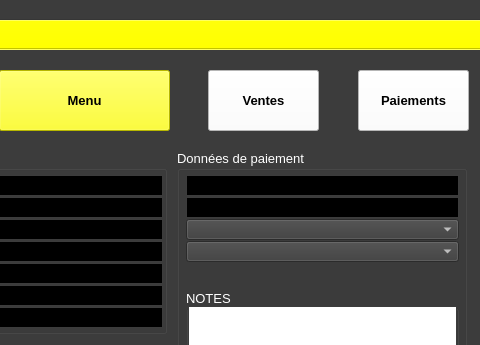
xnoumbissinoundou/yeroth-erp-3.0, file ui/yeroth-erp-payer-compte-client-window.ui: the form before one commit; both pictures show x 319 to 799 and y 0 to 345 of the 799 by 601 pixel window.
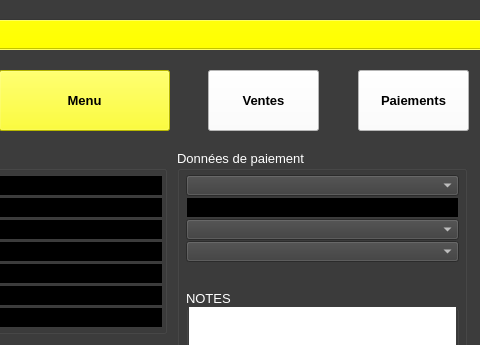
The form after the commit. Icons and pictures are not drawn. Custom widgets are drawn as their Qt base class.

Commit message: On branch master 	modified:   src/widgets/yeroth-erp-combo-box.cpp 	modified:   src/widgets/yeroth-erp-combo-box.hpp 	modified:   src/windows/yeroth-erp-payer-compte-client-window.cpp 	modified:   ui/yeroth-erp-payer-compte-client-window.ui

Patch:
```diff
--- a/ui/yeroth-erp-payer-compte-client-window.ui
+++ b/ui/yeroth-erp-payer-compte-client-window.ui
@@ -2184,494 +2184,6 @@
     <property name="title">
      <string>Données de paiement</string>
     </property>
-    <widget class="YerothLineEdit" name="lineEdit_comptes_clients_reference">
-     <property name="geometry">
-      <rect>
-       <x>9</x>
-       <y>25</y>
-       <width>273</width>
-       <height>21</height>
-      </rect>
-     </property>
-     <property name="palette">
-      <palette>
-       <active>
-        <colorrole role="WindowText">
-         <brush brushstyle="SolidPattern">
-          <color alpha="255">
-           <red>255</red>
-           <green>255</green>
-           <blue>255</blue>
-          </color>
-         </brush>
-        </colorrole>
-        <colorrole role="Button">
-         <brush brushstyle="SolidPattern">
-          <color alpha="255">
-           <red>0</red>
-           <green>0</green>
-           <blue>0</blue>
-          </color>
-         </brush>
-        </colorrole>
-        <colorrole role="Light">
-         <brush brushstyle="SolidPattern">
-          <color alpha="255">
-           <red>70</red>
-           <green>100</green>
-           <blue>100</blue>
-          </color>
-         </brush>
-        </colorrole>
-        <colorrole role="Midlight">
-         <brush brushstyle="SolidPattern">
-          <color alpha="255">
-           <red>58</red>
-           <green>83</green>
-           <blue>83</blue>
-          </color>
-         </brush>
-        </colorrole>
-        <colorrole role="Dark">
-         <brush brushstyle="SolidPattern">
-          <color alpha="255">
-           <red>23</red>
-           <green>33</green>
-           <blue>33</blue>
-          </color>
-         </brush>
-        </colorrole>
-        <colorrole role="Mid">
-         <brush brushstyle="SolidPattern">
-          <color alpha="255">
-           <red>31</red>
-           <green>44</green>
-           <blue>44</blue>
-          </color>
-         </brush>
-        </colorrole>
-        <colorrole role="Text">
-         <brush brushstyle="SolidPattern">
-          <color alpha="255">
-           <red>255</red>
-           <green>255</green>
-           <blue>255</blue>
-          </color>
-         </brush>
-        </colorrole>
-        <colorrole role="BrightText">
-         <brush brushstyle="SolidPattern">
-          <color alpha="255">
-           <red>255</red>
-           <green>255</green>
-           <blue>255</blue>
-          </color>
-         </brush>
-        </colorrole>
-        <colorrole role="ButtonText">
-         <brush brushstyle="SolidPattern">
-          <color alpha="255">
-           <red>255</red>
-           <green>255</green>
-           <blue>255</blue>
-          </color>
-         </brush>
-        </colorrole>
-        <colorrole role="Base">
-         <brush brushstyle="SolidPattern">
-          <color alpha="255">
-           <red>0</red>
-           <green>0</green>
-           <blue>0</blue>
-          </color>
-         </brush>
-        </colorrole>
-        <colorrole role="Window">
-         <brush brushstyle="SolidPattern">
-          <color alpha="255">
-           <red>0</red>
-           <green>0</green>
-           <blue>0</blue>
-          </color>
-         </brush>
-        </colorrole>
-        <colorrole role="Shadow">
-         <brush brushstyle="SolidPattern">
-          <color alpha="255">
-           <red>0</red>
-           <green>0</green>
-           <blue>0</blue>
-          </color>
-         </brush>
-        </colorrole>
-        <colorrole role="Highlight">
-         <brush brushstyle="SolidPattern">
-          <color alpha="255">
-           <red>0</red>
-           <green>0</green>
-           <blue>0</blue>
-          </color>
-         </brush>
-        </colorrole>
-        <colorrole role="HighlightedText">
-         <brush brushstyle="SolidPattern">
-          <color alpha="255">
-           <red>2</red>
-           <green>160</green>
-           <blue>70</blue>
-          </color>
-         </brush>
-        </colorrole>
-        <colorrole role="AlternateBase">
-         <brush brushstyle="SolidPattern">
-          <color alpha="255">
-           <red>23</red>
-           <green>33</green>
-           <blue>33</blue>
-          </color>
-         </brush>
-        </colorrole>
-        <colorrole role="ToolTipBase">
-         <brush brushstyle="SolidPattern">
-          <color alpha="255">
-           <red>255</red>
-           <green>255</green>
-           <blue>220</blue>
-          </color>
-         </brush>
-        </colorrole>
-        <colorrole role="ToolTipText">
-         <brush brushstyle="SolidPattern">
-          <color alpha="255">
-           <red>0</red>
-           <green>0</green>
-           <blue>0</blue>
-          </color>
-         </brush>
-        </colorrole>
-       </active>
-       <inactive>
-        <colorrole role="WindowText">
-         <brush brushstyle="SolidPattern">
-          <color alpha="255">
-           <red>255</red>
-           <green>255</green>
-           <blue>255</blue>
-          </color>
-         </brush>
-        </colorrole>
-        <colorrole role="Button">
-         <brush brushstyle="SolidPattern">
-          <color alpha="255">
-           <red>0</red>
-           <green>0</green>
-           <blue>0</blue>
-          </color>
-         </brush>
-        </colorrole>
-        <colorrole role="Light">
-         <brush brushstyle="SolidPattern">
-          <color alpha="255">
-           <red>70</red>
-           <green>100</green>
-           <blue>100</blue>
-          </color>
-         </brush>
-        </colorrole>
-        <colorrole role="Midlight">
-         <brush brushstyle="SolidPattern">
-          <color alpha="255">
-           <red>58</red>
-           <green>83</green>
-           <blue>83</blue>
-          </color>
-         </brush>
-        </colorrole>
-        <colorrole role="Dark">
-         <brush brushstyle="SolidPattern">
-          <color alpha="255">
-           <red>23</red>
-           <green>33</green>
-           <blue>33</blue>
-          </color>
-         </brush>
-        </colorrole>
-        <colorrole role="Mid">
-         <brush brushstyle="SolidPattern">
-          <color alpha="255">
-           <red>31</red>
-           <green>44</green>
-           <blue>44</blue>
-          </color>
-         </brush>
-        </colorrole>
-        <colorrole role="Text">
-         <brush brushstyle="SolidPattern">
-          <color alpha="255">
-           <red>255</red>
-           <green>255</green>
-           <blue>255</blue>
-          </color>
-         </brush>
-        </colorrole>
-        <colorrole role="BrightText">
-         <brush brushstyle="SolidPattern">
-          <color alpha="255">
-           <red>255</red>
-           <green>255</green>
-           <blue>255</blue>
-          </color>
-         </brush>
-        </colorrole>
-        <colorrole role="ButtonText">
-         <brush brushstyle="SolidPattern">
-          <color alpha="255">
-           <red>255</red>
-           <green>255</green>
-           <blue>255</blue>
-          </color>
-         </brush>
-        </colorrole>
-        <colorrole role="Base">
-         <brush brushstyle="SolidPattern">
-          <color alpha="255">
-           <red>0</red>
-           <green>0</green>
-           <blue>0</blue>
-          </color>
-         </brush>
-        </colorrole>
-        <colorrole role="Window">
-         <brush brushstyle="SolidPattern">
-          <color alpha="255">
-           <red>0</red>
-           <green>0</green>
-           <blue>0</blue>
-          </color>
-         </brush>
-        </colorrole>
-        <colorrole role="Shadow">
-         <brush brushstyle="SolidPattern">
-          <color alpha="255">
-           <red>0</red>
-           <green>0</green>
-           <blue>0</blue>
-          </color>
-         </brush>
-        </colorrole>
-        <colorrole role="Highlight">
-         <brush brushstyle="SolidPattern">
-          <color alpha="255">
-           <red>0</red>
-           <green>0</green>
-           <blue>0</blue>
-          </color>
-         </brush>
-        </colorrole>
-        <colorrole role="HighlightedText">
-         <brush brushstyle="SolidPattern">
-          <color alpha="255">
-           <red>2</red>
-           <green>160</green>
-           <blue>70</blue>
-          </color>
-         </brush>
-        </colorrole>
-        <colorrole role="AlternateBase">
-         <brush brushstyle="SolidPattern">
-          <color alpha="255">
-           <red>23</red>
-           <green>33</green>
-           <blue>33</blue>
-          </color>
-         </brush>
-        </colorrole>
-        <colorrole role="ToolTipBase">
-         <brush brushstyle="SolidPattern">
-          <color alpha="255">
-           <red>255</red>
-           <green>255</green>
-           <blue>220</blue>
-          </color>
-         </brush>
-        </colorrole>
-        <colorrole role="ToolTipText">
-         <brush brushstyle="SolidPattern">
-          <color alpha="255">
-           <red>0</red>
-           <green>0</green>
-           <blue>0</blue>
-          </color>
-         </brush>
-        </colorrole>
-       </inactive>
-       <disabled>
-        <colorrole role="WindowText">
-         <brush brushstyle="SolidPattern">
-          <color alpha="255">
-           <red>23</red>
-           <green>33</green>
-           <blue>33</blue>
-          </color>
-         </brush>
-        </colorrole>
-        <colorrole role="Button">
-         <brush brushstyle="SolidPattern">
-          <color alpha="255">
-           <red>0</red>
-           <green>0</green>
-           <blue>0</blue>
-          </color>
-         </brush>
-        </colorrole>
-        <colorrole role="Light">
-         <brush brushstyle="SolidPattern">
-          <color alpha="255">
-           <red>70</red>
-           <green>100</green>
-           <blue>100</blue>
-          </color>
-         </brush>
-        </colorrole>
-        <colorrole role="Midlight">
-         <brush brushstyle="SolidPattern">
-          <color alpha="255">
-           <red>58</red>
-           <green>83</green>
-           <blue>83</blue>
-          </color>
-         </brush>
-        </colorrole>
-        <colorrole role="Dark">
-         <brush brushstyle="SolidPattern">
-          <color alpha="255">
-           <red>23</red>
-           <green>33</green>
-           <blue>33</blue>
-          </color>
-         </brush>
-        </colorrole>
-        <colorrole role="Mid">
-         <brush brushstyle="SolidPattern">
-          <color alpha="255">
-           <red>31</red>
-           <green>44</green>
-           <blue>44</blue>
-          </color>
-         </brush>
-        </colorrole>
-        <colorrole role="Text">
-         <brush brushstyle="SolidPattern">
-          <color alpha="255">
-           <red>23</red>
-           <green>33</green>
-           <blue>33</blue>
-          </color>
-         </brush>
-        </colorrole>
-        <colorrole role="BrightText">
-         <brush brushstyle="SolidPattern">
-          <color alpha="255">
-           <red>255</red>
-           <green>255</green>
-           <blue>255</blue>
-          </color>
-         </brush>
-        </colorrole>
-        <colorrole role="ButtonText">
-         <brush brushstyle="SolidPattern">
-          <color alpha="255">
-           <red>23</red>
-           <green>33</green>
-           <blue>33</blue>
-          </color>
-         </brush>
-        </colorrole>
-        <colorrole role="Base">
-         <brush brushstyle="SolidPattern">
-          <color alpha="255">
-           <red>0</red>
-           <green>0</green>
-           <blue>0</blue>
-          </color>
-         </brush>
-        </colorrole>
-        <colorrole role="Window">
-         <brush brushstyle="SolidPattern">
-          <color alpha="255">
-           <red>0</red>
-           <green>0</green>
-           <blue>0</blue>
-          </color>
-         </brush>
-        </colorrole>
-        <colorrole role="Shadow">
-         <brush brushstyle="SolidPattern">
-          <color alpha="255">
-           <red>0</red>
-           <green>0</green>
-           <blue>0</blue>
-          </color>
-         </brush>
-        </colorrole>
-        <colorrole role="Highlight">
-         <brush brushstyle="SolidPattern">
-          <color alpha="255">
-           <red>145</red>
-           <green>141</green>
-           <blue>126</blue>
-          </color>
-         </brush>
-        </colorrole>
-        <colorrole role="HighlightedText">
-         <brush brushstyle="SolidPattern">
-          <color alpha="255">
-           <red>2</red>
-           <green>160</green>
-           <blue>70</blue>
-          </color>
-         </brush>
-        </colorrole>
-        <colorrole role="AlternateBase">
-         <brush brushstyle="SolidPattern">
-          <color alpha="255">
-           <red>47</red>
-           <green>67</green>
-           <blue>67</blue>
-          </color>
-         </brush>
-        </colorrole>
-        <colorrole role="ToolTipBase">
-         <brush brushstyle="SolidPattern">
-          <color alpha="255">
-           <red>255</red>
-           <green>255</green>
-           <blue>220</blue>
-          </color>
-         </brush>
-        </colorrole>
-        <colorrole role="ToolTipText">
-         <brush brushstyle="SolidPattern">
-          <color alpha="255">
-           <red>0</red>
-           <green>0</green>
-           <blue>0</blue>
-          </color>
-         </brush>
-        </colorrole>
-       </disabled>
-      </palette>
-     </property>
-     <property name="font">
-      <font>
-       <pointsize>10</pointsize>
-      </font>
-     </property>
-     <property name="styleSheet">
-      <string notr="true">border: 1px solid rgb(60, 60, 60);
-background-color: rgb(0, 0, 0); </string>
-     </property>
-    </widget>
     <widget class="YerothComboBox" name="comboBox_clients_typedepaiement">
      <property name="geometry">
       <rect>
@@ -5373,6 +4885,438 @@
       </font>
      </property>
     </widget>
+    <widget class="YerothComboBox" name="comboBox_comptes_clients_reference">
+     <property name="geometry">
+      <rect>
+       <x>9</x>
+       <y>25</y>
+       <width>273</width>
+       <height>21</height>
+      </rect>
+     </property>
+     <property name="palette">
+      <palette>
+       <active>
+        <colorrole role="WindowText">
+         <brush brushstyle="SolidPattern">
+          <color alpha="255">
+           <red>255</red>
+           <green>255</green>
+           <blue>255</blue>
+          </color>
+         </brush>
+        </colorrole>
+        <colorrole role="Button">
+         <brush brushstyle="SolidPattern">
+          <color alpha="255">
+           <red>60</red>
+           <green>60</green>
+           <blue>60</blue>
+          </color>
+         </brush>
+        </colorrole>
+        <colorrole role="Light">
+         <brush brushstyle="SolidPattern">
+          <color alpha="255">
+           <red>90</red>
+           <green>90</green>
+           <blue>90</blue>
+          </color>
+         </brush>
+        </colorrole>
+        <colorrole role="Midlight">
+         <brush brushstyle="SolidPattern">
+          <color alpha="255">
+           <red>75</red>
+           <green>75</green>
+           <blue>75</blue>
+          </color>
+         </brush>
+        </colorrole>
+        <colorrole role="Dark">
+         <brush brushstyle="SolidPattern">
+          <color alpha="255">
+           <red>30</red>
+           <green>30</green>
+           <blue>30</blue>
+          </color>
+         </brush>
+        </colorrole>
+        <colorrole role="Mid">
+         <brush brushstyle="SolidPattern">
+          <color alpha="255">
+           <red>40</red>
+           <green>40</green>
+           <blue>40</blue>
+          </color>
+         </brush>
+        </colorrole>
+        <colorrole role="Text">
+         <brush brushstyle="SolidPattern">
+          <color alpha="255">
+           <red>255</red>
+           <green>255</green>
+           <blue>255</blue>
+          </color>
+         </brush>
+        </colorrole>
+        <colorrole role="BrightText">
+         <brush brushstyle="SolidPattern">
+          <color alpha="255">
+           <red>255</red>
+           <green>255</green>
+           <blue>255</blue>
+          </color>
+         </brush>
+        </colorrole>
+        <colorrole role="ButtonText">
+         <brush brushstyle="SolidPattern">
+          <color alpha="255">
+           <red>255</red>
+           <green>255</green>
+           <blue>255</blue>
+          </color>
+         </brush>
+        </colorrole>
+        <colorrole role="Base">
+         <brush brushstyle="SolidPattern">
+          <color alpha="255">
+           <red>0</red>
+           <green>0</green>
+           <blue>0</blue>
+          </color>
+         </brush>
+        </colorrole>
+        <colorrole role="Window">
+         <brush brushstyle="SolidPattern">
+          <color alpha="255">
+           <red>60</red>
+           <green>60</green>
+           <blue>60</blue>
+          </color>
+         </brush>
+        </colorrole>
+        <colorrole role="Shadow">
+         <brush brushstyle="SolidPattern">
+          <color alpha="255">
+           <red>0</red>
+           <green>0</green>
+           <blue>0</blue>
+          </color>
+         </brush>
+        </colorrole>
+        <colorrole role="AlternateBase">
+         <brush brushstyle="SolidPattern">
+          <color alpha="255">
+           <red>30</red>
+           <green>30</green>
+           <blue>30</blue>
+          </color>
+         </brush>
+        </colorrole>
+        <colorrole role="ToolTipBase">
+         <brush brushstyle="SolidPattern">
+          <color alpha="255">
+           <red>255</red>
+           <green>255</green>
+           <blue>220</blue>
+          </color>
+         </brush>
+        </colorrole>
+        <colorrole role="ToolTipText">
+         <brush brushstyle="SolidPattern">
+          <color alpha="255">
+           <red>0</red>
+           <green>0</green>
+           <blue>0</blue>
+          </color>
+         </brush>
+        </colorrole>
+       </active>
+       <inactive>
+        <colorrole role="WindowText">
+         <brush brushstyle="SolidPattern">
+          <color alpha="255">
+           <red>255</red>
+           <green>255</green>
+           <blue>255</blue>
+          </color>
+         </brush>
+        </colorrole>
+        <colorrole role="Button">
+         <brush brushstyle="SolidPattern">
+          <color alpha="255">
+           <red>60</red>
+           <green>60</green>
+           <blue>60</blue>
+          </color>
+         </brush>
+        </colorrole>
+        <colorrole role="Light">
+         <brush brushstyle="SolidPattern">
+          <color alpha="255">
+           <red>90</red>
+           <green>90</green>
+           <blue>90</blue>
+          </color>
+         </brush>
+        </colorrole>
+        <colorrole role="Midlight">
+         <brush brushstyle="SolidPattern">
+          <color alpha="255">
+           <red>75</red>
+           <green>75</green>
+           <blue>75</blue>
+          </color>
+         </brush>
+        </colorrole>
+        <colorrole role="Dark">
+         <brush brushstyle="SolidPattern">
+          <color alpha="255">
+           <red>30</red>
+           <green>30</green>
+           <blue>30</blue>
+          </color>
+         </brush>
+        </colorrole>
+        <colorrole role="Mid">
+         <brush brushstyle="SolidPattern">
+          <color alpha="255">
+           <red>40</red>
+           <green>40</green>
+           <blue>40</blue>
+          </color>
+         </brush>
+        </colorrole>
+        <colorrole role="Text">
+         <brush brushstyle="SolidPattern">
+          <color alpha="255">
+           <red>255</red>
+           <green>255</green>
+           <blue>255</blue>
+          </color>
+         </brush>
+        </colorrole>
+        <colorrole role="BrightText">
+         <brush brushstyle="SolidPattern">
+          <color alpha="255">
+           <red>255</red>
+           <green>255</green>
+           <blue>255</blue>
+          </color>
+         </brush>
+        </colorrole>
+        <colorrole role="ButtonText">
+         <brush brushstyle="SolidPattern">
+          <color alpha="255">
+           <red>255</red>
+           <green>255</green>
+           <blue>255</blue>
+          </color>
+         </brush>
+        </colorrole>
+        <colorrole role="Base">
+         <brush brushstyle="SolidPattern">
+          <color alpha="255">
+           <red>0</red>
+           <green>0</green>
+           <blue>0</blue>
+          </color>
+         </brush>
+        </colorrole>
+        <colorrole role="Window">
+         <brush brushstyle="SolidPattern">
+          <color alpha="255">
+           <red>60</red>
+           <green>60</green>
+           <blue>60</blue>
+          </color>
+         </brush>
+        </colorrole>
+        <colorrole role="Shadow">
+         <brush brushstyle="SolidPattern">
+          <color alpha="255">
+           <red>0</red>
+           <green>0</green>
+           <blue>0</blue>
+          </color>
+         </brush>
+        </colorrole>
+        <colorrole role="AlternateBase">
+         <brush brushstyle="SolidPattern">
+          <color alpha="255">
+           <red>30</red>
+           <green>30</green>
+           <blue>30</blue>
+          </color>
+         </brush>
+        </colorrole>
+        <colorrole role="ToolTipBase">
+         <brush brushstyle="SolidPattern">
+          <color alpha="255">
+           <red>255</red>
+           <green>255</green>
+           <blue>220</blue>
+          </color>
+         </brush>
+        </colorrole>
+        <colorrole role="ToolTipText">
+         <brush brushstyle="SolidPattern">
+          <color alpha="255">
+           <red>0</red>
+           <green>0</green>
+           <blue>0</blue>
+          </color>
+         </brush>
+        </colorrole>
+       </inactive>
+       <disabled>
+        <colorrole role="WindowText">
+         <brush brushstyle="SolidPattern">
+          <color alpha="255">
+           <red>30</red>
+           <green>30</green>
+           <blue>30</blue>
+          </color>
+         </brush>
+        </colorrole>
+        <colorrole role="Button">
+         <brush brushstyle="SolidPattern">
+          <color alpha="255">
+           <red>60</red>
+           <green>60</green>
+           <blue>60</blue>
+          </color>
+         </brush>
+        </colorrole>
+        <colorrole role="Light">
+         <brush brushstyle="SolidPattern">
+          <color alpha="255">
+           <red>90</red>
+           <green>90</green>
+           <blue>90</blue>
+          </color>
+         </brush>
+        </colorrole>
+        <colorrole role="Midlight">
+         <brush brushstyle="SolidPattern">
+          <color alpha="255">
+           <red>75</red>
+           <green>75</green>
+           <blue>75</blue>
+          </color>
+         </brush>
+        </colorrole>
+        <colorrole role="Dark">
+         <brush brushstyle="SolidPattern">
+          <color alpha="255">
+           <red>30</red>
+           <green>30</green>
+           <blue>30</blue>
+          </color>
+         </brush>
+        </colorrole>
+        <colorrole role="Mid">
+         <brush brushstyle="SolidPattern">
+          <color alpha="255">
+           <red>40</red>
+           <green>40</green>
+           <blue>40</blue>
+          </color>
+         </brush>
+        </colorrole>
+        <colorrole role="Text">
+         <brush brushstyle="SolidPattern">
+          <color alpha="255">
+           <red>30</red>
+           <green>30</green>
+           <blue>30</blue>
+          </color>
+         </brush>
+        </colorrole>
+        <colorrole role="BrightText">
+         <brush brushstyle="SolidPattern">
+          <color alpha="255">
+           <red>255</red>
+           <green>255</green>
+           <blue>255</blue>
+          </color>
+         </brush>
+        </colorrole>
+        <colorrole role="ButtonText">
+         <brush brushstyle="SolidPattern">
+          <color alpha="255">
+           <red>30</red>
+           <green>30</green>
+           <blue>30</blue>
+          </color>
+         </brush>
+        </colorrole>
+        <colorrole role="Base">
+         <brush brushstyle="SolidPattern">
+          <color alpha="255">
+           <red>60</red>
+           <green>60</green>
+           <blue>60</blue>
+          </color>
+         </brush>
+        </colorrole>
+        <colorrole role="Window">
+         <brush brushstyle="SolidPattern">
+          <color alpha="255">
+           <red>60</red>
+           <green>60</green>
+           <blue>60</blue>
+          </color>
+         </brush>
+        </colorrole>
+        <colorrole role="Shadow">
+         <brush brushstyle="SolidPattern">
+          <color alpha="255">
+           <red>0</red>
+           <green>0</green>
+           <blue>0</blue>
+          </color>
+         </brush>
+        </colorrole>
+        <colorrole role="AlternateBase">
+         <brush brushstyle="SolidPattern">
+          <color alpha="255">
+           <red>60</red>
+           <green>60</green>
+           <blue>60</blue>
+          </color>
+         </brush>
+        </colorrole>
+        <colorrole role="ToolTipBase">
+         <brush brushstyle="SolidPattern">
+          <color alpha="255">
+           <red>255</red>
+           <green>255</green>
+           <blue>220</blue>
+          </color>
+         </brush>
+        </colorrole>
+        <colorrole role="ToolTipText">
+         <brush brushstyle="SolidPattern">
+          <color alpha="255">
+           <red>0</red>
+           <green>0</green>
+           <blue>0</blue>
+          </color>
+         </brush>
+        </colorrole>
+       </disabled>
+      </palette>
+     </property>
+     <property name="font">
+      <font>
+       <pointsize>10</pointsize>
+       <weight>50</weight>
+       <bold>false</bold>
+      </font>
+     </property>
+    </widget>
    </widget>
    <widget class="YerothPushButton" name="pushButton_ventes">
     <property name="geometry">
```
Left out of the diff: 1 changed line with no effect on the pictures. The commit also changes 3 other files.
